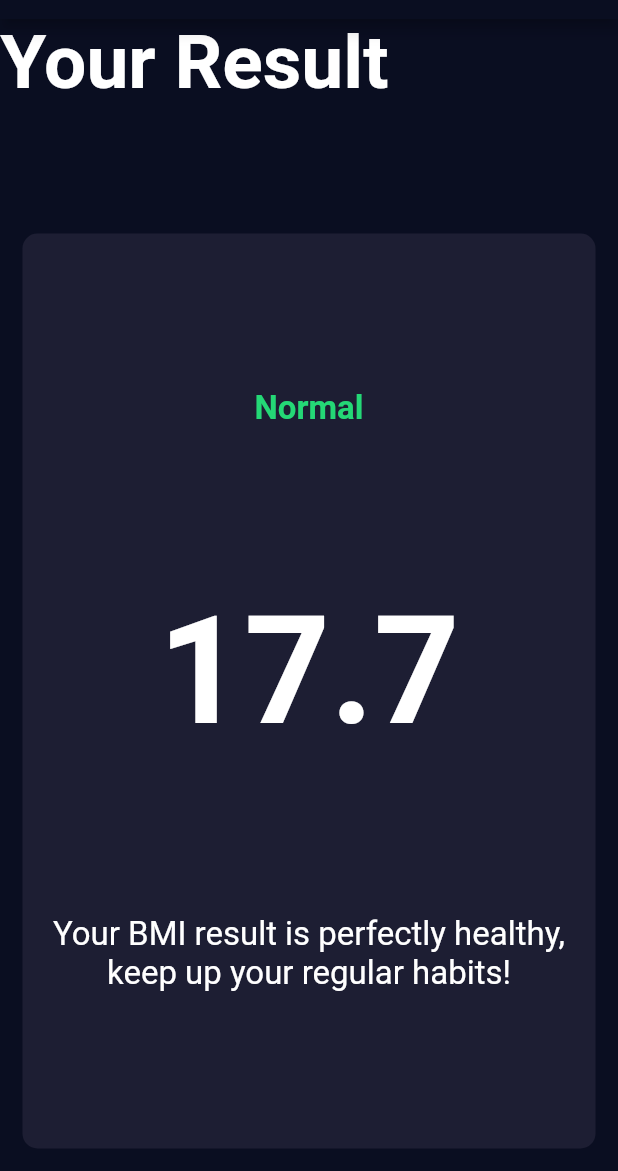
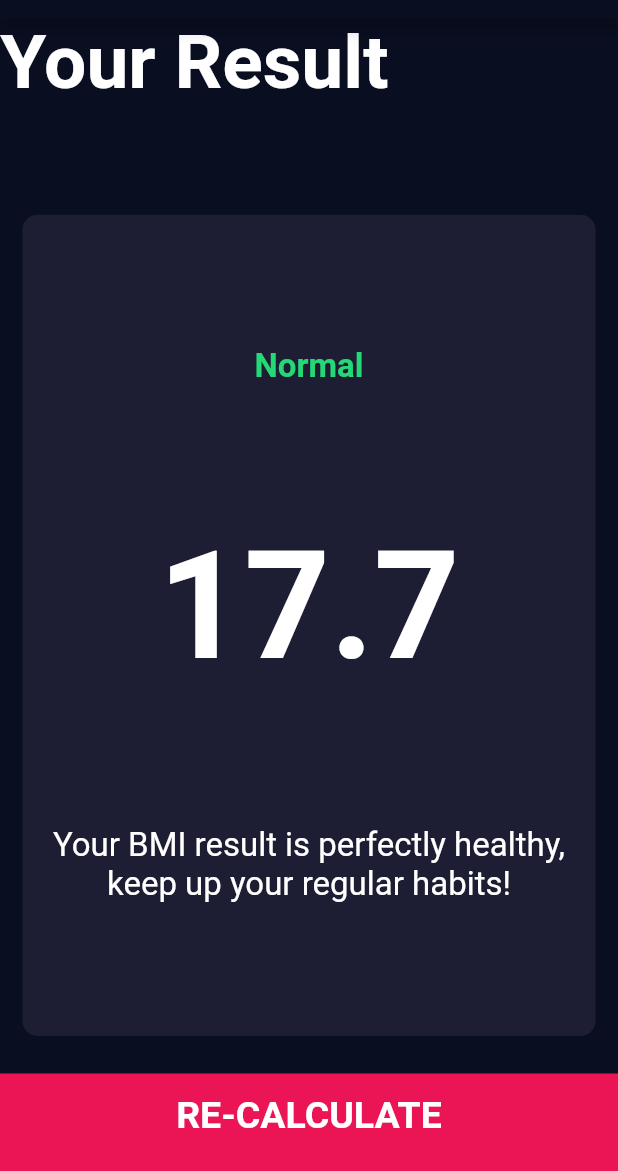
Before and after one commit to tddyer/bmi-calculator, a Flutter app: the ResultsPage screen opened by its route, on a phone screen of 412 x 824 dp, the part 65-1236 px from its top. Run offline on Flutter 3.47's test engine with Material 2 defaults, Android fonts, the phone set to English and light mode, and no system bars; our stand-ins replace font_awesome_flutter.

Commit message:
added route navigation from results page back to input page

```diff
--- a/lib/screens/results_page.dart
+++ b/lib/screens/results_page.dart
@@ -1,6 +1,7 @@
 import 'package:flutter/material.dart';
 import 'package:bmi_calculator/components/reusable_card.dart';
 import 'package:bmi_calculator/constants.dart';
+import 'package:bmi_calculator/components/calculate_button.dart';
 
 class ResultsPage extends StatelessWidget {
   @override
@@ -41,11 +42,17 @@ class ResultsPage extends StatelessWidget {
                     'Your BMI result is perfectly healthy, keep up your regular habits!',
                     textAlign: TextAlign.center,
                     style: kResultsBodyTextStyle,
-                  )
+                  ),
                 ],
               ),
             ),
           ),
+          CalculateButton(
+            buttonTitle: 'RE-CALCULATE',
+            onTap: () {
+              Navigator.pop(context);
+            },
+          )
         ],
       ),
     );
```
